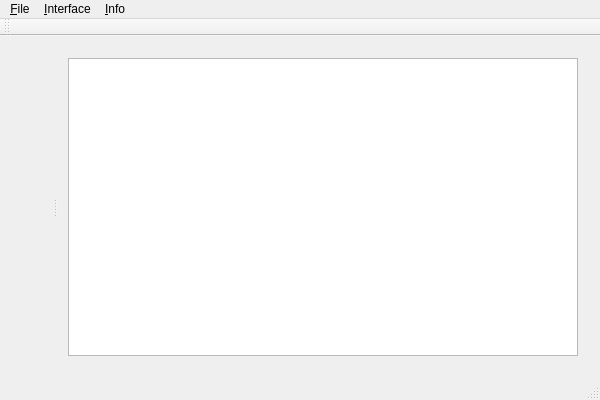
The window that SimplePad/SimplePad.ui (PracticalTasks/SimplePad) describes before a commit, drawn with Qt 5.
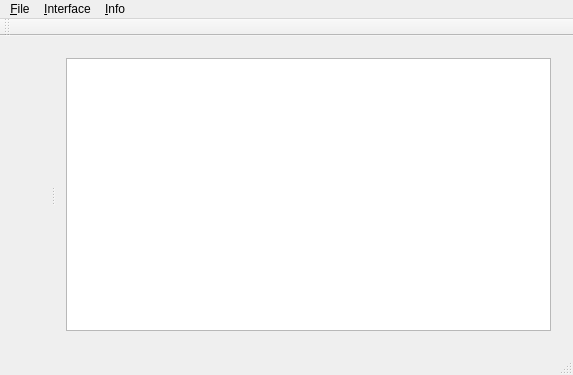
The same window after the commit. Icons and pictures are not drawn.

Patch:
```diff
--- a/SimplePad/SimplePad.ui
+++ b/SimplePad/SimplePad.ui
@@ -6,8 +6,8 @@
    <rect>
     <x>0</x>
     <y>0</y>
-    <width>600</width>
-    <height>400</height>
+    <width>573</width>
+    <height>375</height>
    </rect>
   </property>
   <property name="windowTitle">
@@ -23,11 +23,27 @@
    <layout class="QGridLayout" name="gridLayout_3">
     <item row="0" column="0">
      <widget class="QSplitter" name="splitter">
+      <property name="sizePolicy">
+       <sizepolicy hsizetype="Expanding" vsizetype="Expanding">
+        <horstretch>0</horstretch>
+        <verstretch>0</verstretch>
+       </sizepolicy>
+      </property>
+      <property name="minimumSize">
+       <size>
+        <width>0</width>
+        <height>0</height>
+       </size>
+      </property>
       <property name="orientation">
        <enum>Qt::Horizontal</enum>
       </property>
       <widget class="QWidget" name="gridLayoutWidget">
-       <layout class="QGridLayout" name="gridLayout"/>
+       <layout class="QGridLayout" name="gridLayout">
+        <property name="spacing">
+         <number>0</number>
+        </property>
+       </layout>
       </widget>
       <widget class="QWidget" name="gridLayoutWidget_2">
        <layout class="QGridLayout" name="gridLayout_2">
@@ -45,7 +61,7 @@
     <rect>
      <x>0</x>
      <y>0</y>
-     <width>600</width>
+     <width>573</width>
      <height>22</height>
     </rect>
    </property>
```
